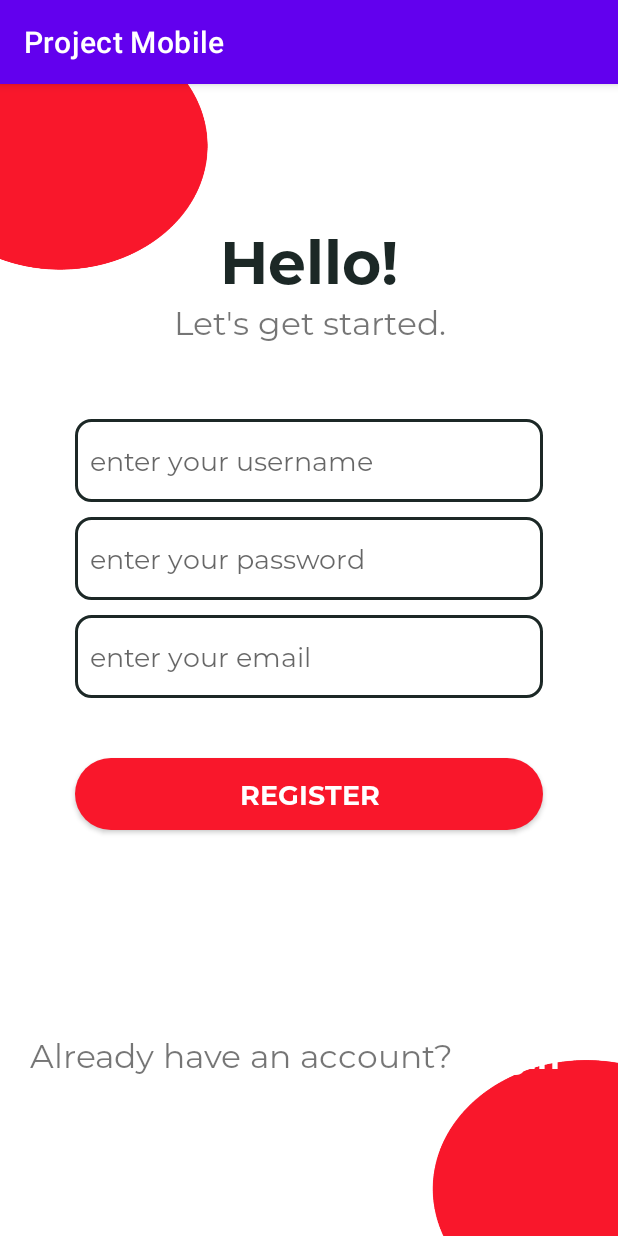
After one commit to HAPIIIS/FoodShop, an Android app: the RegisterActivity screen opened directly, with no data from a screen before it, on a phone screen of 412 x 824 dp. The commit adds this screen. Run offline under Robolectric (Android 15) with nearby library versions, the phone set to English and light mode, and no system bars.

Commit message:
register page xml

```diff
--- a/app/src/main/AndroidManifest.xml
+++ b/app/src/main/AndroidManifest.xml
@@ -13,6 +13,9 @@
         android:supportsRtl="true"
         android:theme="@style/Theme.ProjectMobile"
         tools:targetApi="31">
+        <activity
+            android:name=".RegisterActivity"
+            android:exported="false" />
         <activity
             android:name=".InfoGraphic3"
             android:exported="false" />
--- /dev/null
+++ b/app/src/main/java/com/example/projectmobile/RegisterActivity.java
@@ -0,0 +1,14 @@
+package com.example.projectmobile;
+
+import androidx.appcompat.app.AppCompatActivity;
+
+import android.os.Bundle;
+
+public class RegisterActivity extends AppCompatActivity {
+
+    @Override
+    protected void onCreate(Bundle savedInstanceState) {
+        super.onCreate(savedInstanceState);
+        setContentView(R.layout.activity_register);
+    }
+}
--- a/app/src/main/res/drawable/gradient_background.xml
+++ b/app/src/main/res/drawable/gradient_background.xml
@@ -3,6 +3,6 @@
     <gradient
         android:type="linear"
         android:angle="-90"
-        android:endColor="#0D1B2A"
-        android:startColor="#415A77"/>
+        android:endColor="#F9172B"
+        android:startColor="#F9172B"/>
 </shape>
--- /dev/null
+++ b/app/src/main/res/layout/activity_register.xml
@@ -0,0 +1,109 @@
+<?xml version="1.0" encoding="utf-8"?>
+<LinearLayout xmlns:android="http://schemas.android.com/apk/res/android"
+    xmlns:app="http://schemas.android.com/apk/res-auto"
+    xmlns:tools="http://schemas.android.com/tools"
+    android:layout_width="match_parent"
+    android:layout_height="match_parent"
+    tools:context=".RegisterActivity"
+    android:orientation="vertical"
+    android:background="@drawable/background">
+
+    <TextView
+        android:layout_width="wrap_content"
+        android:layout_height="wrap_content"
+        android:fontFamily="@font/montserrat_bold"
+        android:text="Hello!"
+        android:textColor="@color/text_color"
+        android:layout_gravity="center"
+        android:textSize="18pt"
+        android:layout_marginTop="90dp"/>
+
+    <TextView
+        android:layout_width="300dp"
+        android:layout_height="wrap_content"
+        android:text="Let's get started."
+        android:layout_gravity="center"
+        android:textSize="10pt"
+        android:fontFamily="@font/montserrat_regular"
+        android:textAlignment="center"/>
+
+    <EditText
+        android:layout_width="match_parent"
+        android:layout_height="55dp"
+        android:hint="enter your username"
+        android:layout_marginStart="50dp"
+        android:layout_marginEnd="50dp"
+        android:layout_marginTop="50dp"
+        android:fontFamily="@font/montserrat_regular"
+        android:inputType="text"
+        android:background="@drawable/form_style"
+        android:drawablePadding="10dp"
+        android:paddingLeft="10dp"/>
+
+    <EditText
+        android:layout_width="match_parent"
+        android:layout_height="55dp"
+        android:hint="enter your password"
+        android:inputType="textPassword"
+        android:layout_marginStart="50dp"
+        android:layout_marginEnd="50dp"
+        android:layout_marginTop="10dp"
+        android:fontFamily="@font/montserrat_regular"
+        android:background="@drawable/form_style"
+        android:drawablePadding="10dp"
+        android:paddingLeft="10dp"/>
+
+    <EditText
+        android:layout_width="match_parent"
+        android:layout_height="55dp"
+        android:hint="enter your email"
+        android:inputType="textPassword"
+        android:layout_marginStart="50dp"
+        android:layout_marginEnd="50dp"
+        android:layout_marginTop="10dp"
+        android:fontFamily="@font/montserrat_regular"
+        android:background="@drawable/form_style"
+        android:drawablePadding="10dp"
+        android:paddingLeft="10dp"/>
+
+    <androidx.appcompat.widget.AppCompatButton
+        android:layout_width="match_parent"
+        android:layout_height="wrap_content"
+        android:backgroundTint="#F9172B"
+        android:layout_marginStart="50dp"
+        android:layout_marginEnd="50dp"
+        android:layout_marginTop="40dp"
+        android:text="Register"
+        android:textColor="@color/white"
+        android:textSize="8pt"
+        android:background="@drawable/rounded_button"
+        android:fontFamily="@font/montserrat_bold"/>
+
+    <LinearLayout
+        android:layout_width="match_parent"
+        android:layout_height="wrap_content"
+        android:orientation="horizontal"
+        android:layout_marginStart="20dp"
+        android:layout_marginEnd="10dp"
+        android:layout_marginTop="135dp">
+        <TextView
+            android:layout_width="wrap_content"
+            android:layout_height="wrap_content"
+            android:text="Already have an account?"
+            android:textSize="10pt"
+            android:fontFamily="@font/montserrat_regular"
+            android:layout_gravity="center"/>
+        <TextView
+            android:id="@+id/login_intent"
+            android:layout_width="wrap_content"
+            android:layout_height="wrap_content"
+            android:text="Login"
+            android:textSize="10pt"
+            android:fontFamily="@font/montserrat_bold"
+            android:layout_gravity="center"
+            android:textColor="@color/white"
+            tools:ignore="InvalidId"
+            android:layout_marginStart="5dp"/>
+    </LinearLayout>
+
+</LinearLayout>
--- a/app/src/main/res/layout/activity_splash_screen.xml
+++ b/app/src/main/res/layout/activity_splash_screen.xml
@@ -8,8 +8,9 @@
     android:background="@drawable/gradient_background">
 
     <androidx.constraintlayout.utils.widget.ImageFilterView
-        android:layout_width="300dp"
-        android:layout_height="300dp"
+        android:layout_width="wrap_content"
+        android:layout_height="wrap_content"
+        android:adjustViewBounds="true"
         android:src="@drawable/logo"
         app:layout_constraintLeft_toLeftOf="parent"
         app:layout_constraintRight_toRightOf="parent"
```
Also changed, not shown: app/src/main/res/drawable/background.png (added), app/src/main/res/drawable/logo.png.
